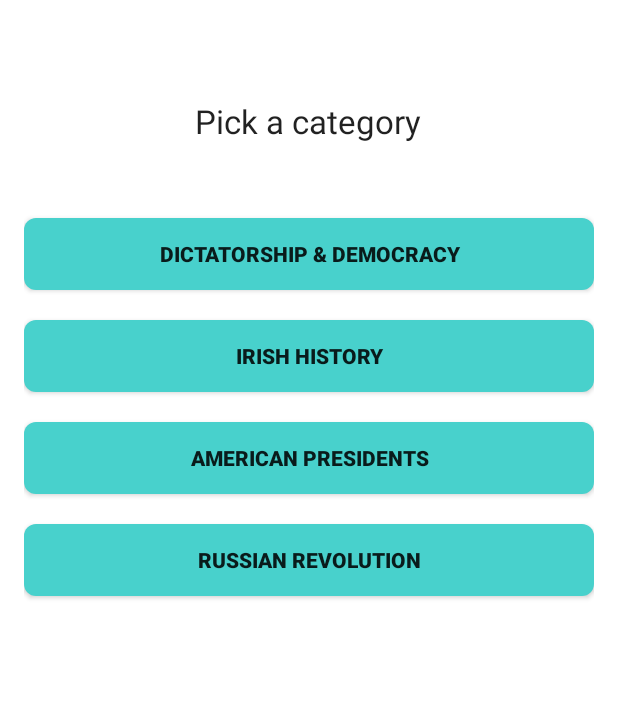
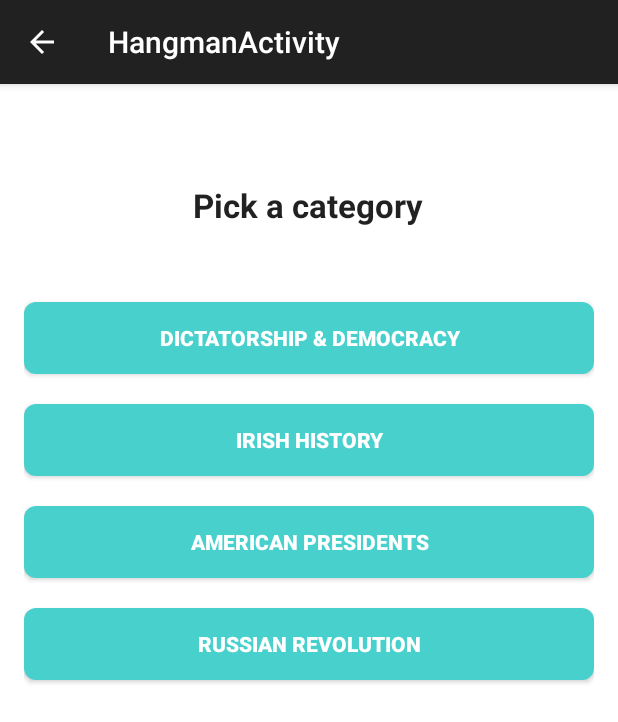
Before and after one commit to IanArb/CraniumApp, an Android app: the HangmanActivity screen opened directly, with no data from a screen before it, on a phone screen of 412 x 824 dp. Shown: the top 722 px of the screen. Run offline under Robolectric (Android 15) with nearby library versions, the phone set to English and light mode, and no system bars; libraries missing offline, so code that uses them is left out: com.facebook.stetho; 2 statements that could not run were skipped.

Commit message:
Updates:
- Cleaning interface

```diff
--- a/app/src/main/AndroidManifest.xml
+++ b/app/src/main/AndroidManifest.xml
@@ -62,10 +62,6 @@
                 android:name="@string/minVersion"
                 android:value="8" />
         </activity>
-        <activity
-            android:name=".HangmanCategory"
-            android:label="@string/title_activity_hangman_category" >
-        </activity>
     </application>
 
 </manifest>
--- a/app/src/main/java/com/cranium/ianarbuckle/craniumapp/DeveloperKey.java
+++ b/app/src/main/java/com/cranium/ianarbuckle/craniumapp/DeveloperKey.java
@@ -13,6 +13,6 @@ public class DeveloperKey {
    * <a href="https://code.google.com/apis/console/">Google APIs Console</a> to
    * register a new developer key.
    */
-  public static final String DEVELOPER_KEY = "AIzaSyBcO0Nus5Qn307srzmzapJiyxyPn9Pda2Q";
+  public static final String DEVELOPER_KEY = "AIzaSyC_YdBWbmDISStuLYzeMrENya0IsPWRF-8";
 
 }
--- a/app/src/main/java/com/cranium/ianarbuckle/craniumapp/HangmanActivity.java
+++ b/app/src/main/java/com/cranium/ianarbuckle/craniumapp/HangmanActivity.java
@@ -34,7 +34,7 @@ import java.util.Random;
  * Reference: http://code.tutsplus.com/tutorials/create-a-hangman-game-user-interaction--mobile-21893
  */
 
-public class HangmanActivity extends Activity {
+public class HangmanActivity extends ActionBarActivity {
 
     private String[] words;
     private String[] irishWords;
--- a/app/src/main/java/com/cranium/ianarbuckle/craniumapp/HistoryActivity.java
+++ b/app/src/main/java/com/cranium/ianarbuckle/craniumapp/HistoryActivity.java
@@ -102,7 +102,7 @@ public class HistoryActivity extends ActionBarActivity implements ConnectionCall
                 break;
             case R.id.ytBtn:
                 Intent b = new Intent(this, YouTubeActivity.class);
-                startActivity(b);
+                this.startActivity(b);
                 break;
 
             }
--- a/app/src/main/res/layout/activity_hangman_activity.xml
+++ b/app/src/main/res/layout/activity_hangman_activity.xml
@@ -21,11 +21,11 @@
             android:layout_gravity="center_horizontal"
             android:layout_marginTop="50dp"
 
-            />
+            android:textStyle="bold" />
 
         <GridLayout
             android:layout_width="match_parent"
-            android:layout_height="match_parent"
+            android:layout_height="fill_parent"
             android:layout_gravity="center_horizontal"
             android:visibility="visible"
             android:id="@+id/category">
@@ -40,7 +40,8 @@
                 android:layout_marginTop="50dp"
                 android:onClick="onClickCat"
                 android:background="@drawable/hangmanbuttons"
-                android:textStyle="bold" />
+                android:textStyle="bold"
+                android:textColor="#FFFfFFFF" />
 
             <Button
                 android:layout_width="match_parent"
@@ -52,7 +53,8 @@
                 android:layout_marginTop="20dp"
                 android:onClick="onClickCat"
                 android:background="@drawable/hangmanbuttons"
-                android:textStyle="bold" />
+                android:textStyle="bold"
+                android:textColor="#FFFfFFFF" />
 
             <Button
                 android:layout_width="match_parent"
@@ -64,7 +66,8 @@
                 android:layout_marginTop="20dp"
                 android:onClick="onClickCat"
                 android:background="@drawable/hangmanbuttons"
-                android:textStyle="bold" />
+                android:textStyle="bold"
+                android:textColor="#FFFfFFFF" />
 
             <Button
                 android:layout_width="match_parent"
@@ -76,7 +79,8 @@
                 android:layout_marginTop="20dp"
                 android:onClick="onClickCat"
                 android:background="@drawable/hangmanbuttons"
-                android:textStyle="bold" />
+                android:textStyle="bold"
+                android:textColor="#FFFfFFFF" />
         </GridLayout>
 
 
@@ -173,7 +177,7 @@
             android:layout_width="fill_parent"
             android:layout_height="wrap_content"
             android:layout_gravity="center"
-            android:layout_marginBottom="5dp"
+            android:layout_marginBottom="0dp"
             android:background="#FFFFFFFF"
             android:horizontalSpacing="5dp"
             android:numColumns="7"
```
Also changed, not shown: app/src/main/res/values/strings.xml (+4 -5 lines).
